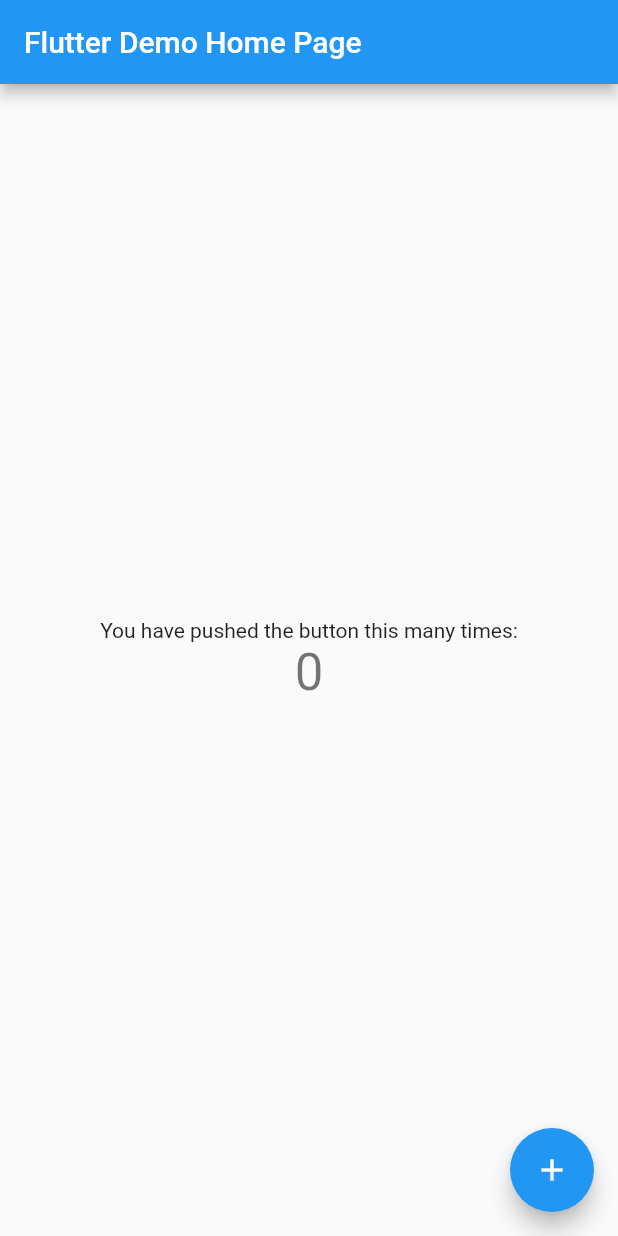
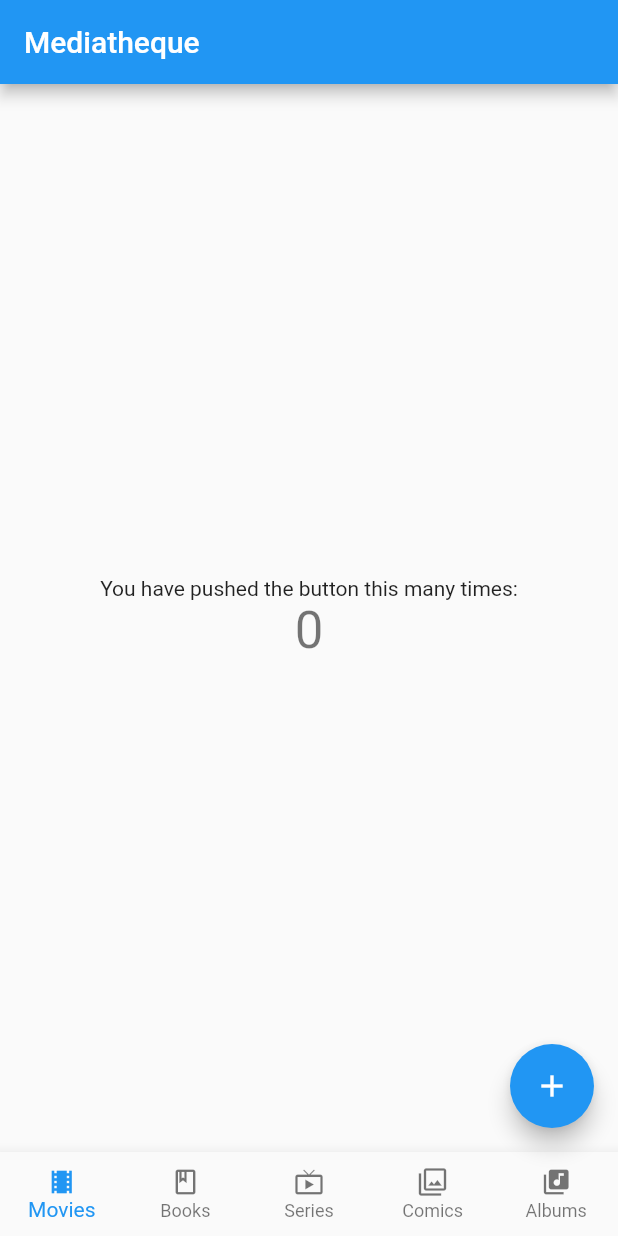
Before and after one commit to GingErwan/amse_mediatheque, a Flutter app: the screen it shows after launch, on a phone screen of 412 x 824 dp. Run offline on Flutter 3.47's test engine with Material 2 defaults, Android fonts, the phone set to English and light mode, and no system bars.

```diff
--- a/lib/main.dart
+++ b/lib/main.dart
@@ -5,24 +5,14 @@ void main() {
 }
 
 class MyApp extends StatelessWidget {
-  // This widget is the root of your application.
   @override
   Widget build(BuildContext context) {
     return MaterialApp(
       title: 'Flutter Demo',
       theme: ThemeData(
-        // This is the theme of your application.
-        //
-        // Try running your application with "flutter run". You'll see the
-        // application has a blue toolbar. Then, without quitting the app, try
-        // changing the primarySwatch below to Colors.green and then invoke
-        // "hot reload" (press "r" in the console where you ran "flutter run",
-        // or simply save your changes to "hot reload" in a Flutter IDE).
-        // Notice that the counter didn't reset back to zero; the application
-        // is not restarted.
         primarySwatch: Colors.blue,
       ),
-      home: MyHomePage(title: 'Flutter Demo Home Page'),
+      home: MyHomePage(title: 'Mediatheque'),
     );
   }
 }
@@ -50,47 +40,18 @@ class _MyHomePageState extends State<MyHomePage> {
 
   void _incrementCounter() {
     setState(() {
-      // This call to setState tells the Flutter framework that something has
-      // changed in this State, which causes it to rerun the build method below
-      // so that the display can reflect the updated values. If we changed
-      // _counter without calling setState(), then the build method would not be
-      // called again, and so nothing would appear to happen.
-      _counter++;
+      _counter--;
     });
   }
 
   @override
   Widget build(BuildContext context) {
-    // This method is rerun every time setState is called, for instance as done
-    // by the _incrementCounter method above.
-    //
-    // The Flutter framework has been optimized to make rerunning build methods
-    // fast, so that you can just rebuild anything that needs updating rather
-    // than having to individually change instances of widgets.
     return Scaffold(
       appBar: AppBar(
-        // Here we take the value from the MyHomePage object that was created by
-        // the App.build method, and use it to set our appbar title.
         title: Text(widget.title),
       ),
       body: Center(
-        // Center is a layout widget. It takes a single child and positions it
-        // in the middle of the parent.
         child: Column(
-          // Column is also a layout widget. It takes a list of children and
-          // arranges them vertically. By default, it sizes itself to fit its
-          // children horizontally, and tries to be as tall as its parent.
-          //
-          // Invoke "debug painting" (press "p" in the console, choose the
-          // "Toggle Debug Paint" action from the Flutter Inspector in Android
-          // Studio, or the "Toggle Debug Paint" command in Visual Studio Code)
-          // to see the wireframe for each widget.
-          //
-          // Column has various properties to control how it sizes itself and
-          // how it positions its children. Here we use mainAxisAlignment to
-          // center the children vertically; the main axis here is the vertical
-          // axis because Columns are vertical (the cross axis would be
-          // horizontal).
           mainAxisAlignment: MainAxisAlignment.center,
           children: <Widget>[
             Text(
@@ -107,7 +68,77 @@ class _MyHomePageState extends State<MyHomePage> {
         onPressed: _incrementCounter,
         tooltip: 'Increment',
         child: Icon(Icons.add),
-      ), // This trailing comma makes auto-formatting nicer for build methods.
+      ),
+      bottomNavigationBar: BottomNavigationBar(
+          currentIndex: 0,
+          iconSize: 20.0,
+          type: BottomNavigationBarType.fixed,
+          items: [
+            BottomNavigationBarItem(
+              title: Text('Movies'),
+              icon: Icon(Icons.local_movies),
+            ),
+            BottomNavigationBarItem(
+              title: Text('Books'),
+              icon: Icon(Icons.book_outlined),
+            ),
+            BottomNavigationBarItem(
+              title: Text('Series'),
+              icon: Icon(Icons.live_tv),
+            ),
+            BottomNavigationBarItem(
+              title: Text('Comics'),
+              icon: Icon(Icons.filter_outlined),
+            ),
+            BottomNavigationBarItem(
+              title: Text('Albums'),
+              icon: Icon(Icons.my_library_music),
+            ),
+          ],
+      ),
     );
   }
 }
+
+class MediaModel {
+  String imageUrl;
+  String title;
+  String description;
+
+  // Constructor
+  MediaModel({this.imageUrl, this.title, this.description});
+}
+
+final series = [
+  MediaModel(
+    imageUrl:
+    'https://m.media-amazon.com/images/M/MV5BNzRlNGUzMmEtYTg0Ni00N2U2LTg4YWEtNDdlNmMwYjBlZDQ0XkEyXkFqcGdeQXVyMTkxNjUyNQ@@._V1_FMjpg_UY864_.jpg',
+    title: 'Lupin',
+    description: "Série Netflix ...",
+  ),
+  MediaModel(
+    imageUrl:
+    'https://upload.wikimedia.org/wikipedia/fr/6/67/StrangerThingslogo.png',
+    title: 'Stranger Things',
+    description: "Série Netflix ...",
+  ),
+  MediaModel(
+    imageUrl:
+    'https://m.media-amazon.com/images/M/MV5BNGEyOGJiNWEtMTgwMi00ODU4LTlkMjItZWI4NjFmMzgxZGY2XkEyXkFqcGdeQXVyNjcyNjcyMzQ@._V1_FMjpg_UX675_.jpg',
+    title: 'The Boys',
+    description: "Série Amazon ...",
+  ),
+];
+
+final bds = [
+  MediaModel(
+    imageUrl: 'images/bds/aldebaran.jpg',
+    title: 'Aldébaran',
+    description: "Les mondes d'Aldébaran ...",
+  ),
+  MediaModel(
+    imageUrl: 'images/bds/le_tueur.jpg',
+    title: 'Le tueur',
+    description: "Bd cynique sur le monde...",
+  ),
+];
```
